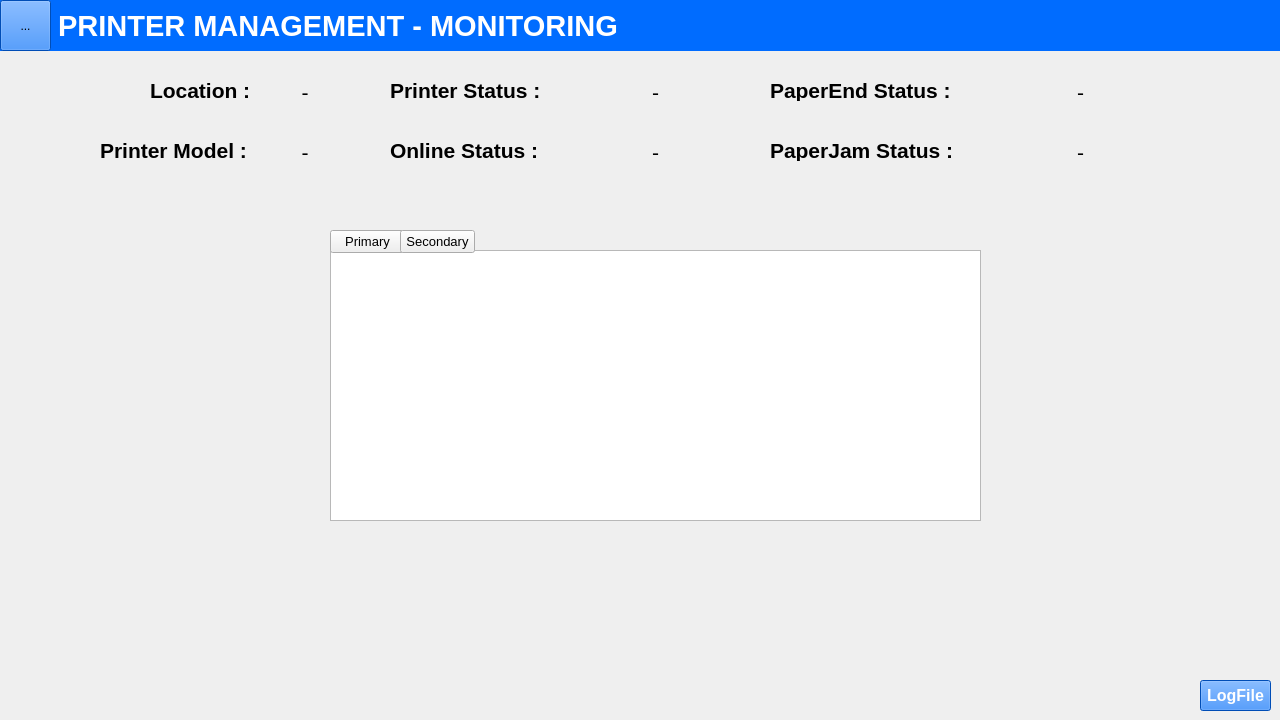
First picture: the form in Designer/monitoring.ui, repository ParintonPrarom-148/Printer_Management_Program_For_Automated_Gate_System, before the edit.
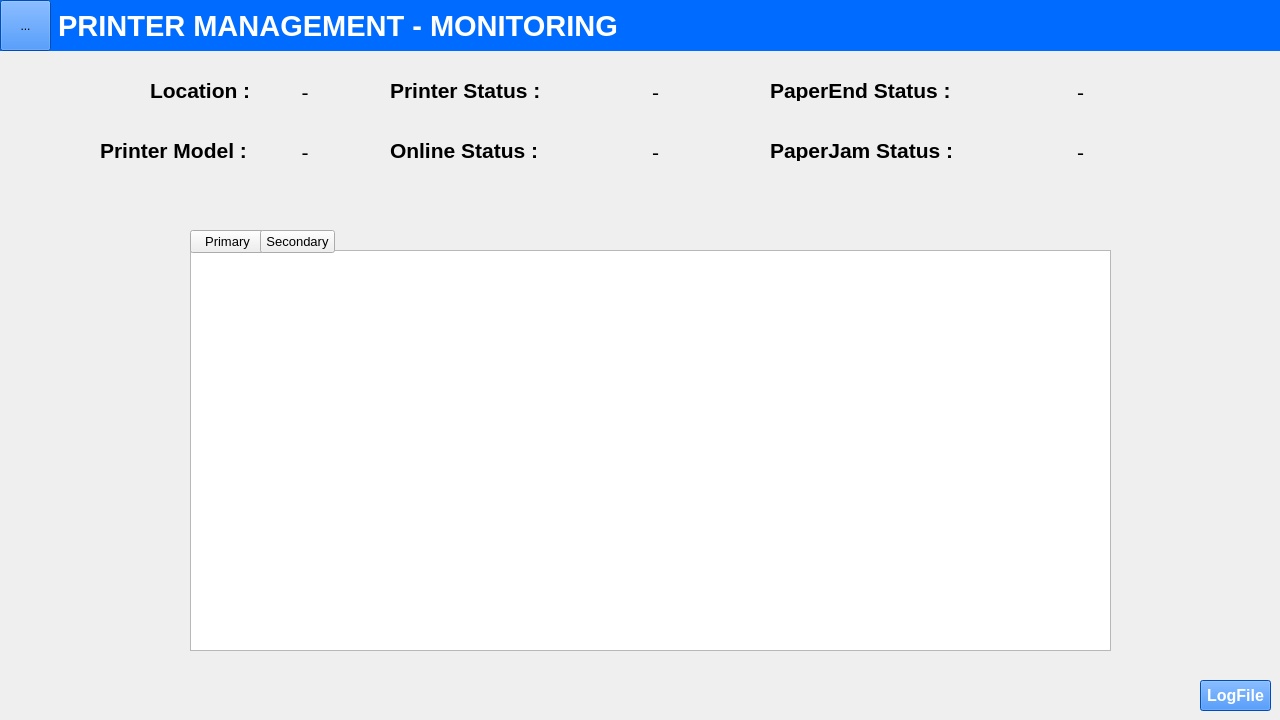
Second picture: the form after the edit. The open tabs and pages were chosen to show the change. Icons and pictures are not drawn.

The edit to the form file:
```diff
--- a/Designer/monitoring.ui
+++ b/Designer/monitoring.ui
@@ -165,10 +165,10 @@
     <widget class="QTableWidget" name="tableLogSecondary">
      <property name="geometry">
       <rect>
-       <x>330</x>
+       <x>190</x>
        <y>20</y>
-       <width>651</width>
-       <height>271</height>
+       <width>921</width>
+       <height>401</height>
       </rect>
      </property>
      <property name="font">
@@ -349,7 +349,7 @@
   <widget class="QPushButton" name="btnShowSecondaryTable">
    <property name="geometry">
     <rect>
-     <x>400</x>
+     <x>260</x>
      <y>230</y>
      <width>75</width>
      <height>23</height>
@@ -391,7 +391,7 @@
   <widget class="QPushButton" name="btnShowPrimaryTable">
    <property name="geometry">
     <rect>
-     <x>330</x>
+     <x>190</x>
      <y>230</y>
      <width>75</width>
      <height>23</height>
```
Left out of the diff: 8 changed lines with no effect on the pictures.
